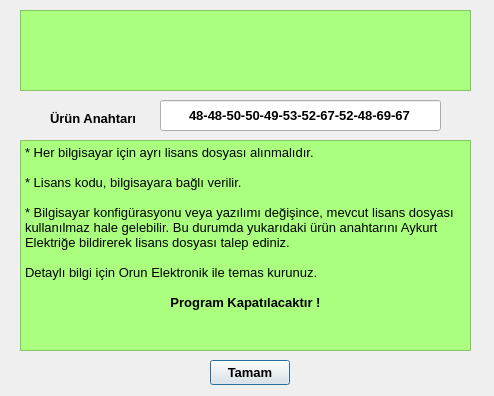
First picture: the form in licensedialog.ui, repository alikanarya/JTW, before the edit.
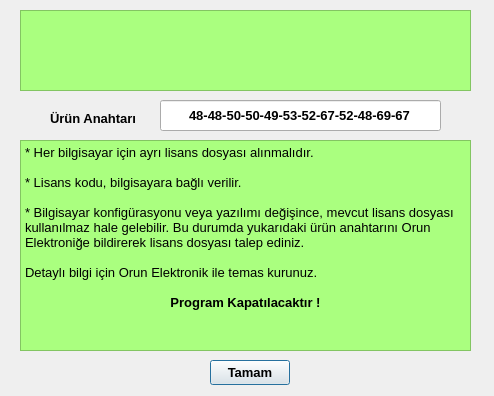
Second picture: the form after the edit. Icons and pictures are not drawn.

```diff
--- a/licensedialog.ui
+++ b/licensedialog.ui
@@ -109,13 +109,13 @@
 p, li { white-space: pre-wrap; }
 &lt;/style&gt;&lt;/head&gt;&lt;body style=&quot; font-family:'Arial'; font-size:10pt; font-weight:400; font-style:normal;&quot;&gt;
 &lt;p style=&quot; margin-top:0px; margin-bottom:0px; margin-left:0px; margin-right:0px; -qt-block-indent:0; text-indent:0px;&quot;&gt;&lt;span style=&quot; font-family:'MS Shell Dlg 2';&quot;&gt;* Her bilgisayar için ayrı lisans dosyası alınmalıdır.&lt;/span&gt;&lt;/p&gt;
-&lt;p style=&quot;-qt-paragraph-type:empty; margin-top:0px; margin-bottom:0px; margin-left:0px; margin-right:0px; -qt-block-indent:0; text-indent:0px; font-family:'MS Shell Dlg 2';&quot;&gt;&lt;/p&gt;
+&lt;p style=&quot;-qt-paragraph-type:empty; margin-top:0px; margin-bottom:0px; margin-left:0px; margin-right:0px; -qt-block-indent:0; text-indent:0px; font-family:'MS Shell Dlg 2';&quot;&gt;&lt;br /&gt;&lt;/p&gt;
 &lt;p style=&quot; margin-top:0px; margin-bottom:0px; margin-left:0px; margin-right:0px; -qt-block-indent:0; text-indent:0px;&quot;&gt;&lt;span style=&quot; font-family:'MS Shell Dlg 2';&quot;&gt;* Lisans kodu, bilgisayara bağlı verilir.&lt;/span&gt;&lt;/p&gt;
-&lt;p style=&quot;-qt-paragraph-type:empty; margin-top:0px; margin-bottom:0px; margin-left:0px; margin-right:0px; -qt-block-indent:0; text-indent:0px; font-family:'MS Shell Dlg 2';&quot;&gt;&lt;/p&gt;
-&lt;p style=&quot; margin-top:0px; margin-bottom:0px; margin-left:0px; margin-right:0px; -qt-block-indent:0; text-indent:0px;&quot;&gt;&lt;span style=&quot; font-family:'MS Shell Dlg 2';&quot;&gt;* Bilgisayar konfigürasyonu veya yazılımı değişince, mevcut lisans dosyası kullanılmaz hale gelebilir. Bu durumda yukarıdaki ürün anahtarını Aykurt Elektriğe bildirerek lisans dosyası talep ediniz.&lt;/span&gt;&lt;/p&gt;
-&lt;p style=&quot;-qt-paragraph-type:empty; margin-top:0px; margin-bottom:0px; margin-left:0px; margin-right:0px; -qt-block-indent:0; text-indent:0px; font-family:'MS Shell Dlg 2';&quot;&gt;&lt;/p&gt;
+&lt;p style=&quot;-qt-paragraph-type:empty; margin-top:0px; margin-bottom:0px; margin-left:0px; margin-right:0px; -qt-block-indent:0; text-indent:0px; font-family:'MS Shell Dlg 2';&quot;&gt;&lt;br /&gt;&lt;/p&gt;
+&lt;p style=&quot; margin-top:0px; margin-bottom:0px; margin-left:0px; margin-right:0px; -qt-block-indent:0; text-indent:0px;&quot;&gt;&lt;span style=&quot; font-family:'MS Shell Dlg 2';&quot;&gt;* Bilgisayar konfigürasyonu veya yazılımı değişince, mevcut lisans dosyası kullanılmaz hale gelebilir. Bu durumda yukarıdaki ürün anahtarını Orun Elektroniğe bildirerek lisans dosyası talep ediniz.&lt;/span&gt;&lt;/p&gt;
+&lt;p style=&quot;-qt-paragraph-type:empty; margin-top:0px; margin-bottom:0px; margin-left:0px; margin-right:0px; -qt-block-indent:0; text-indent:0px; font-family:'MS Shell Dlg 2';&quot;&gt;&lt;br /&gt;&lt;/p&gt;
 &lt;p style=&quot; margin-top:0px; margin-bottom:0px; margin-left:0px; margin-right:0px; -qt-block-indent:0; text-indent:0px;&quot;&gt;&lt;span style=&quot; font-family:'MS Shell Dlg 2';&quot;&gt;Detaylı bilgi için Orun Elektronik ile temas kurunuz.&lt;/span&gt;&lt;/p&gt;
-&lt;p style=&quot;-qt-paragraph-type:empty; margin-top:0px; margin-bottom:0px; margin-left:0px; margin-right:0px; -qt-block-indent:0; text-indent:0px; font-family:'MS Shell Dlg 2';&quot;&gt;&lt;/p&gt;
+&lt;p style=&quot;-qt-paragraph-type:empty; margin-top:0px; margin-bottom:0px; margin-left:0px; margin-right:0px; -qt-block-indent:0; text-indent:0px; font-family:'MS Shell Dlg 2';&quot;&gt;&lt;br /&gt;&lt;/p&gt;
 &lt;p align=&quot;center&quot; style=&quot; margin-top:0px; margin-bottom:0px; margin-left:0px; margin-right:0px; -qt-block-indent:0; text-indent:0px;&quot;&gt;&lt;span style=&quot; font-family:'MS Shell Dlg 2'; font-weight:600;&quot;&gt;Program Kapatılacaktır !&lt;/span&gt;&lt;/p&gt;&lt;/body&gt;&lt;/html&gt;</string>
    </property>
   </widget>
```
